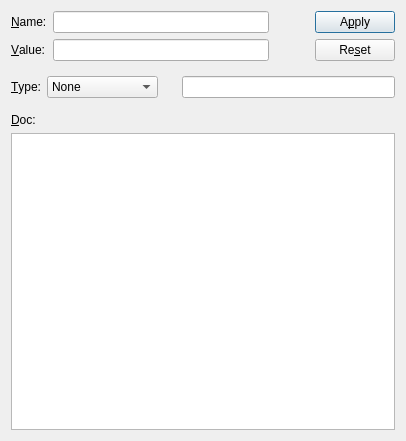
Qt form ndtsconfigtool/richattributedlg.ui (jkotan/nexdatas.configtool) before a commit.
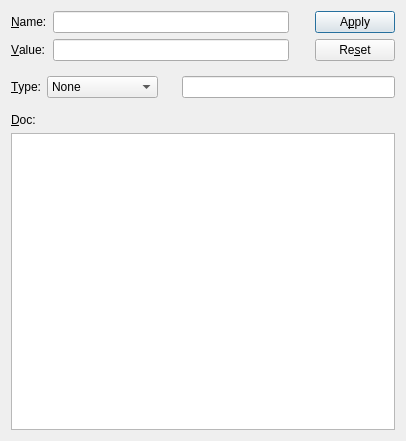
The same form after that commit.

Diff of the .ui file:
```diff
--- a/ndtsconfigtool/richattributedlg.ui
+++ b/ndtsconfigtool/richattributedlg.ui
@@ -73,7 +73,7 @@
          </property>
          <property name="sizeHint" stdset="0">
           <size>
-           <width>40</width>
+           <width>20</width>
            <height>20</height>
           </size>
          </property>
```
